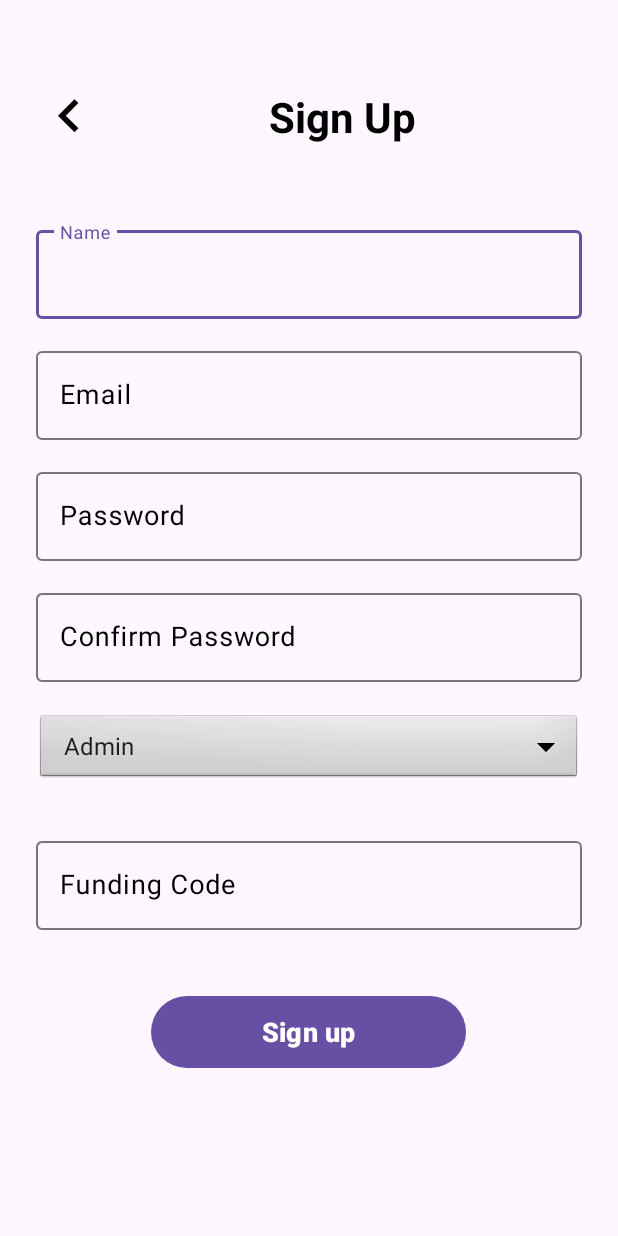
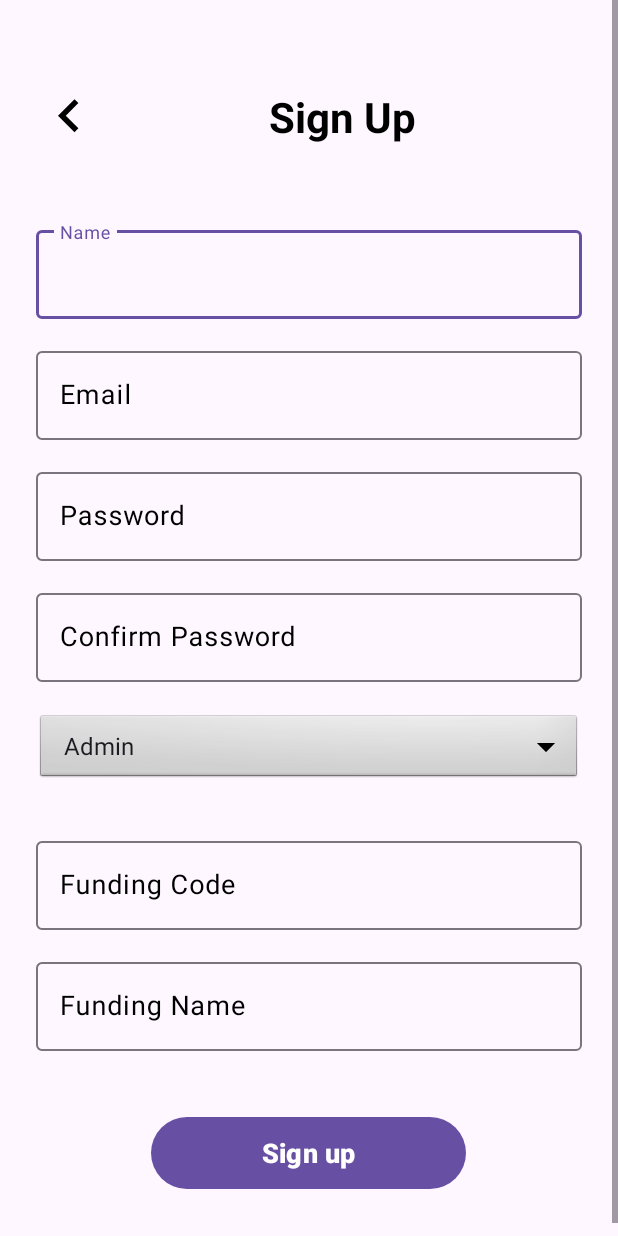
Before and after one commit to shreyasshettyb/CrowdFunding-MAD-Project, an Android app: the SignupActivity screen opened directly, with no data from a screen before it, on a phone screen of 412 x 824 dp. Run offline under Robolectric (Android 15) with nearby library versions, the phone set to English and light mode, and no system bars.

Commit message:
Updated the layouts

```diff
--- a/app/src/main/java/com/example/crowdfunding/SignupActivity.java
+++ b/app/src/main/java/com/example/crowdfunding/SignupActivity.java
@@ -7,6 +7,7 @@ import android.os.Bundle;
 import android.view.View;
 import android.widget.EditText;
 import android.widget.Spinner;
+import android.widget.TextView;
 import android.widget.Toast;
 
 import com.example.crowdfunding.Models.User;
@@ -33,20 +34,29 @@ public class SignupActivity extends AppCompatActivity {
         conPassword = findViewById(R.id.conPassword);
         fundingCode = findViewById(R.id.fundingCode);
         type = findViewById(R.id.type);
-//        fundingName = findViewById(R.id.fundingName);
+        fundingName = findViewById(R.id.fundingName_signUp);
         helper = new UserDBHelper(this, "userDB", null, 1);
+
+        TextView backButton = findViewById(R.id.back);
+        backButton.setOnClickListener(new View.OnClickListener() {
+            @Override
+            public void onClick(View view) {
+                onBackPressed();
+            }
+        });
     }
 
     public void signUp(View v){
 
         String uname = name.getText().toString(), e = email.getText().toString(), pass = password.getText().toString(), conPass = conPassword.getText().toString();
         String fundingC = fundingCode.getText().toString();
-        //String fundingName = fundingName.getText().toString();
-        String fundingName = "TESTING";
+        String fundName = fundingName.getText().toString();
         String tp = type.getSelectedItem().toString();
 
-        if(uname.equals("") || e.equals("") || pass.equals("") || conPass.equals("") || (tp.equals("Volunteer") && fundingC.equals("")) || fundingName.equals(""))
+        if(uname.equals("") || e.equals("") || pass.equals("") || conPass.equals("") || (tp.equals("Volunteer") && fundingC.equals("")) || fundName.equals("")){
+            Toast.makeText(this, "Enter all required fields", Toast.LENGTH_LONG).show();
             return;
+        }
 
         if(!isEmailValid(e)){
             Toast.makeText(this, "Invalid email", Toast.LENGTH_LONG).show();
@@ -67,12 +77,7 @@ public class SignupActivity extends AppCompatActivity {
                 Toast.makeText(this, "Invalid FundingCode", Toast.LENGTH_LONG).show();
                 return;
             }
-            if (helper.addUser(new User(uname, e, pass, tp, fundingC, fundingName))) {
-//                String text = fundingName + "+" + fundingC;
-//                if(tp.equals("Admin"))
-//                    text += "+Want to add volunteers? Share this code\n                        " + fundingC;
-//                else
-//                    text += "+Thanks for being a volunteer";
+            if (helper.addUser(new User(uname, e, pass, tp, fundingC, fundName))) {
                 Bundle bundle = helper.getInfo(e);
                 if(bundle == null) {
                     Toast.makeText(this, "Something went wrong, Try Log In", Toast.LENGTH_LONG).show();
--- a/app/src/main/res/layout/activity_signup.xml
+++ b/app/src/main/res/layout/activity_signup.xml
@@ -1,33 +1,28 @@
 <?xml version="1.0" encoding="utf-8"?>
+
+
 <RelativeLayout xmlns:android="http://schemas.android.com/apk/res/android"
     xmlns:app="http://schemas.android.com/apk/res-auto"
     xmlns:tools="http://schemas.android.com/tools"
+    android:layout_height="wrap_content"
     android:layout_width="match_parent"
-    android:layout_height="match_parent"
+    android:nestedScrollingEnabled="true"
     android:orientation="vertical"
     tools:context=".SignupActivity">
 
-<!--    <FrameLayout-->
-<!--        android:layout_width="wrap_content"-->
-<!--        android:layout_height="wrap_content">-->
 
-<!--        <ImageView-->
-<!--            android:layout_width="match_parent"-->
-<!--            android:layout_height="match_parent"-->
-<!--            android:scaleType="centerCrop"-->
-<!--            android:src="@drawable/loginbg" />-->
-
-<!--    </FrameLayout>-->
-
-    <ScrollView
+    <ScrollView xmlns:android="http://schemas.android.com/apk/res/android"
+        xmlns:tools="http://schemas.android.com/tools"
         android:layout_width="match_parent"
-        android:layout_height="wrap_content">
+        android:layout_height="match_parent"
+        tools:ignore="UselessParent">
 
         <LinearLayout
             android:layout_width="match_parent"
             android:layout_height="wrap_content"
             android:orientation="vertical"
-            android:padding="24dp">
+            android:padding="24dp"
+            tools:ignore="UselessParent">
 
             <TextView
                 android:id="@+id/back"
@@ -37,7 +32,7 @@
                 android:layout_marginBottom="32dp"
                 android:gravity="center"
                 android:shadowColor="#57000000"
-                android:text="Sign Up"
+                android:text="@string/sign_up"
                 android:textAlignment="center"
                 android:textColor="#000000"
                 android:textSize="28sp"
@@ -56,10 +51,11 @@
                     android:layout_width="match_parent"
 
                     android:layout_height="wrap_content"
-                    android:hint="Name"
+                    android:hint="@string/name"
                     android:inputType="text"
                     android:textColor="#000000"
-                    android:textSize="18sp" />
+                    android:textSize="18sp"
+                    android:autofillHints="" />
 
             </com.google.android.material.textfield.TextInputLayout>
 
@@ -73,77 +69,14 @@
                     android:id="@+id/email"
                     android:layout_width="match_parent"
                     android:layout_height="wrap_content"
-                    android:hint="Email"
+                    android:hint="@string/email"
                     android:inputType="textEmailAddress"
                     android:textColor="#000000"
-                    android:textSize="18sp" />
+                    android:textSize="18sp"
+                    android:autofillHints="" />
 
             </com.google.android.material.textfield.TextInputLayout>
 
-
-<!--            <LinearLayout-->
-<!--                android:layout_width="match_parent"-->
-<!--                android:layout_height="wrap_content"-->
-<!--                android:orientation="horizontal"-->
-<!--                android:weightSum="100">-->
-
-<!--                <com.google.android.material.textfield.TextInputLayout-->
-<!--                    android:layout_width="0dp"-->
-<!--                    android:layout_height="wrap_content"-->
-<!--                    android:layout_marginTop="16dp"-->
-<!--                    android:layout_weight="33.3"-->
-<!--                    android:textColorHint="#000000">-->
-
-<!--                    <EditText-->
-<!--                        android:layout_width="match_parent"-->
-<!--                        android:layout_height="wrap_content"-->
-<!--                        -->
-<!--                        android:hint="Year"-->
-<!--                        android:inputType="text"-->
-<!--                        android:textColor="#000000"-->
-<!--                        android:textSize="18sp" />-->
-
-<!--                </com.google.android.material.textfield.TextInputLayout>-->
-
-<!--                <com.google.android.material.textfield.TextInputLayout-->
-<!--                    android:layout_width="0dp"-->
-<!--                    android:layout_height="wrap_content"-->
-<!--                    android:layout_marginLeft="4dp"-->
-<!--                    android:layout_marginTop="16dp"-->
-<!--                    android:layout_marginRight="4dp"-->
-<!--                    android:layout_weight="33.3"-->
-<!--                    android:textColorHint="#000000">-->
-
-<!--                    <EditText-->
-<!--                        android:layout_width="match_parent"-->
-<!--                        android:layout_height="wrap_content"-->
-<!--                        -->
-<!--                        android:hint="Branch"-->
-<!--                        android:inputType="text"-->
-<!--                        android:textColor="#000000"-->
-<!--                        android:textSize="18sp" />-->
-
-<!--                </com.google.android.material.textfield.TextInputLayout>-->
-
-<!--                <com.google.android.material.textfield.TextInputLayout-->
-<!--                    android:layout_width="0dp"-->
-<!--                    android:layout_height="wrap_content"-->
-<!--                    android:layout_marginTop="16dp"-->
-<!--                    android:layout_weight="33.3"-->
-<!--                    android:textColorHint="#000000">-->
-
-<!--                    <EditText-->
-<!--                        android:layout_width="match_parent"-->
-<!--                        android:layout_height="wrap_content"-->
-<!--                        android:fontFamily="@font/calibri"-->
-<!--                        android:hint="Group"-->
-<!--                        android:inputType="text"-->
-<!--                        android:textColor="#000000"-->
-<!--                        android:textSize="18sp" />-->
-
-<!--                </com.google.android.material.textfield.TextInputLayout>-->
-
-<!--            </LinearLayout>-->
 
             <com.google.android.material.textfield.TextInputLayout
                 android:layout_width="match_parent"
@@ -156,10 +89,11 @@
                     android:layout_width="match_parent"
 
                     android:layout_height="wrap_content"
-                    android:hint="Password"
+                    android:hint="@string/password"
                     android:inputType="textPassword"
                     android:textColor="#000000"
-                    android:textSize="18sp" />
+                    android:textSize="18sp"
+                    android:autofillHints="" />
 
             </com.google.android.material.textfield.TextInputLayout>
 
@@ -174,10 +108,11 @@
                     android:layout_width="match_parent"
 
                     android:layout_height="wrap_content"
-                    android:hint="Confirm Password"
+                    android:hint="@string/confirm_password"
                     android:inputType="textPassword"
                     android:textColor="#000000"
-                    android:textSize="18sp" />
+                    android:textSize="18sp"
+                    android:autofillHints="" />
 
             </com.google.android.material.textfield.TextInputLayout>
 
@@ -204,7 +139,27 @@
                     android:hint="@string/funding_code"
                     android:inputType="textPassword"
                     android:textColor="#000000"
-                    android:textSize="18sp" />
+                    android:textSize="18sp"
+                    android:autofillHints="" />
+
+            </com.google.android.material.textfield.TextInputLayout>
+
+            <com.google.android.material.textfield.TextInputLayout
+                android:layout_width="match_parent"
+                android:layout_height="wrap_content"
+                android:layout_marginTop="16dp"
+                android:textColorHint="#000000">
+
+                <EditText
+                    android:id="@id/fundingName_signUp"
+                    android:layout_width="match_parent"
+
+                    android:layout_height="wrap_content"
+                    android:hint="@string/funding_name"
+                    android:inputType="text"
+                    android:textColor="#000000"
+                    android:textSize="18sp"
+                    android:autofillHints="" />
 
             </com.google.android.material.textfield.TextInputLayout>
 
@@ -217,7 +172,7 @@
                 android:layout_marginBottom="16dp"
                 android:background="@drawable/buttonshape"
                 android:onClick="signUp"
-                android:text="Sign up"
+                android:text="@string/sign_up_1"
                 android:textAllCaps="false"
                 android:textColor="#ffffff"
                 android:textSize="18sp"
@@ -228,7 +183,7 @@
 
         </LinearLayout>
 
+
     </ScrollView>
 
-
 </RelativeLayout>
--- a/app/src/main/res/values/strings.xml
+++ b/app/src/main/res/values/strings.xml
@@ -31,4 +31,11 @@
     <string name="submit_1">Submit</string>
     <string name="donor_name_optional">DONOR NAME(optional)</string>
     <string name="donor_name">DONOR NAME:</string>
+    <string name="funding_name">Funding Name</string>
+    <string name="sign_up">Sign Up</string>
+    <string name="name">Name</string>
+    <string name="email">Email</string>
+    <string name="password">Password</string>
+    <string name="confirm_password">Confirm Password</string>
+    <string name="sign_up_1">Sign up</string>
 </resources>
```
Also changed, not shown: app/src/main/res/layout/activity_home.xml (+14 -7 lines), app/src/main/res/layout/activity_total_collection.xml (+31 -18 lines).
